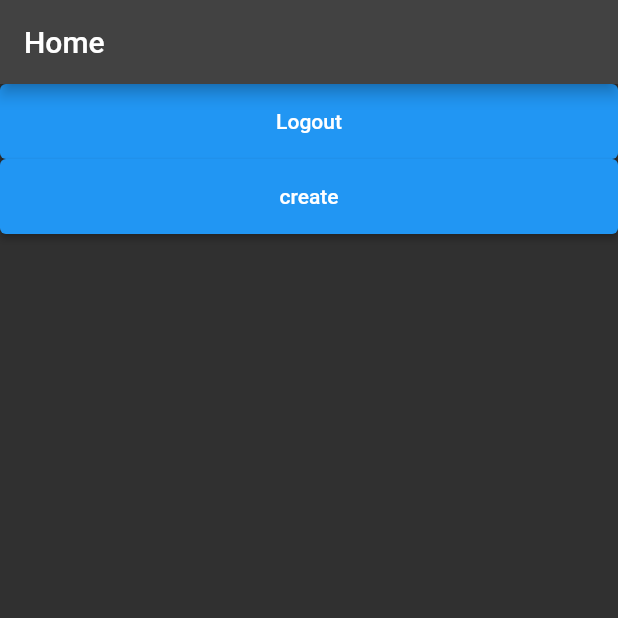
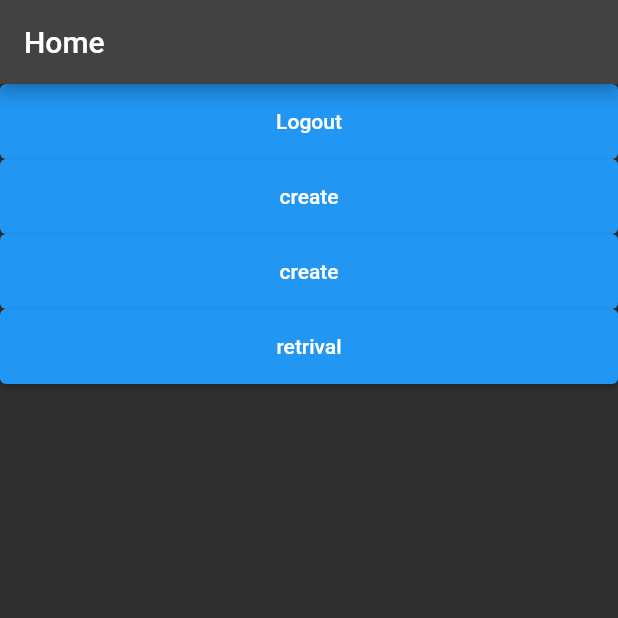
Before and after one commit to Abhilash-Puthukkudi/20MCA245-MINI-PROJECT-, a Flutter app: the screen it shows once a user with an empty profile is signed in, after a tap on "create", on a phone screen of 412 x 824 dp, the top half of it. Run offline on Flutter 3.47's test engine with Material 2 defaults, Android fonts, the phone set to English and light mode, and no system bars; our stand-ins replace cloud_firestore, firebase_auth, firebase_core; accounts and stored records are empty.

Commit message:
crud part done

```diff
--- a/productivity_app/lib/pages/home.dart
+++ b/productivity_app/lib/pages/home.dart
@@ -1,6 +1,7 @@
 import 'package:firebase_auth/firebase_auth.dart';
 import 'package:firebase_core/firebase_core.dart';
 import 'package:flutter/material.dart';
+import 'package:productivity_app/pages/mylist.dart';
 import 'package:productivity_app/services/curdfunctions.dart';
 
 class Home extends StatelessWidget {
@@ -32,7 +33,34 @@ class Home extends StatelessWidget {
                 child: Text("create"),
                 onPressed: () {
                   // create();
-                  update();
+                  delete('pets', 'kitty');
+                },
+              ),
+            ),
+            Container(
+              width: double.infinity,
+              height: 50,
+              child: ElevatedButton(
+                child: Text("create"),
+                onPressed: () {
+                  // create();
+                  create("mycollection", "doc2", "human", "abhilash", 10);
+                },
+              ),
+            ),
+            Container(
+              width: double.infinity,
+              height: 50,
+              child: ElevatedButton(
+                child: Text("retrival"),
+                onPressed: () {
+                  // create();
+                  // create("material", "doc2", "human", "abhilash", 10);
+                  // Navigator.push(context,
+                  // MaterialPageRoute(builder: (builder) => Mylist()));
+
+                  Navigator.push(context,
+                      MaterialPageRoute(builder: (builder) => Mylist()));
                 },
               ),
             )
--- a/productivity_app/lib/services/curdfunctions.dart
+++ b/productivity_app/lib/services/curdfunctions.dart
@@ -17,3 +17,8 @@ update() async {
       .update({'age': 20});
   log("updated");
 }
+
+delete(String colname, docName) async {
+  FirebaseFirestore.instance.collection(colname).doc(docName).delete();
+  log("dataDeleted");
+}
```
Also changed, not shown: productivity_app/lib/pages/item.dart (added, +24 -0 lines), productivity_app/lib/pages/mylist.dart (added, +58 -0 lines).
